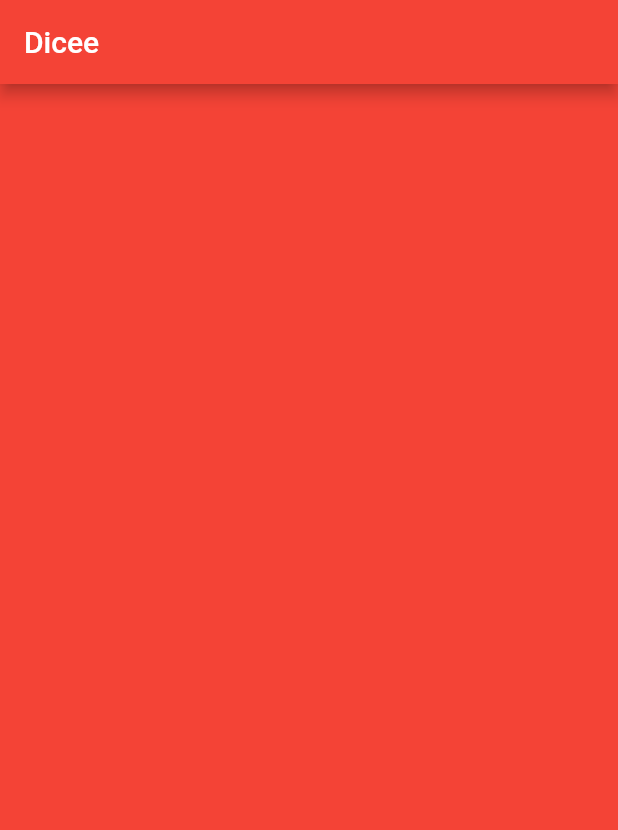
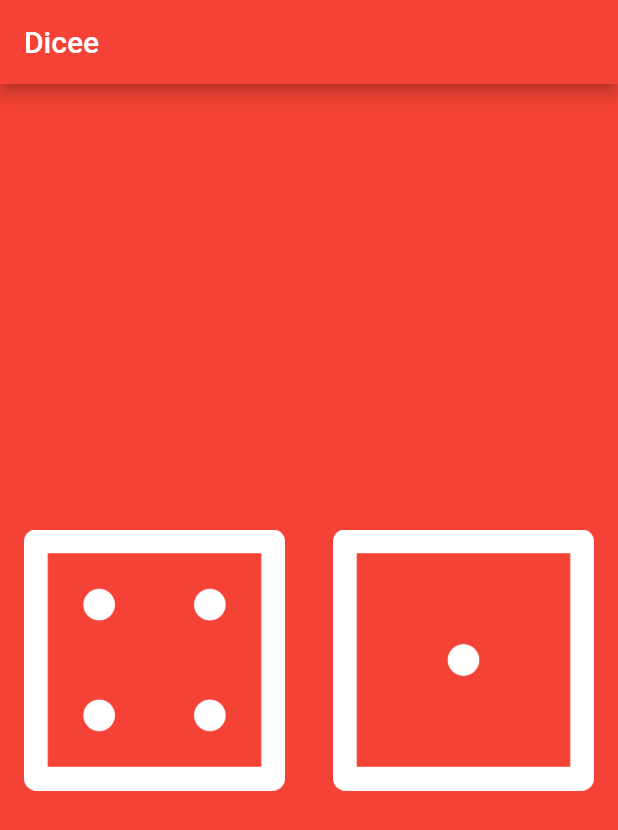
Before and after one commit to AditiSingh2003/Dicy, a Flutter app: the screen it shows after launch, on a phone screen of 412 x 824 dp. Shown: the top 830 px of the screen. Run offline on Flutter 3.47's test engine with Material 2 defaults, Android fonts, the phone set to English and light mode, and no system bars.

```diff
--- a/lib/main.dart
+++ b/lib/main.dart
@@ -15,9 +15,51 @@ void main() {
   );
 }
 
-class DicePage extends StatelessWidget {
+
+class DicePage extends StatefulWidget {
+  const DicePage({Key? key}) : super(key: key);
+
+  @override
+  State<DicePage> createState() => _DicePageState();
+}
+
+class _DicePageState extends State<DicePage> {
+
+  int leftDiceNumber = 4;
+
   @override
   Widget build(BuildContext context) {
-    return Container();
+
+  return Center(
+    child: Row(
+    children: <Widget>[
+    Expanded(
+      child:  Padding(
+      padding: const EdgeInsets.all(8.0),
+      child: TextButton(
+      onPressed: () {
+        setState(() {
+          leftDiceNumber = 5;
+          print('object= $leftDiceNumber');
+        });
+            },
+    child: Image.asset('images/dice$leftDiceNumber.png'),
+      ),
+      ),
+    ),
+    Expanded(
+      child:  Padding(
+        padding: const EdgeInsets.all(8.0),
+        child: TextButton(
+          onPressed: () {
+            print('Right button got pressed. ');
+            },
+          child: Image.asset('images/dice1.png'),
+          ),
+        ),
+      ),
+      ],
+    ),
+    );
+   }
   }
-}
```
